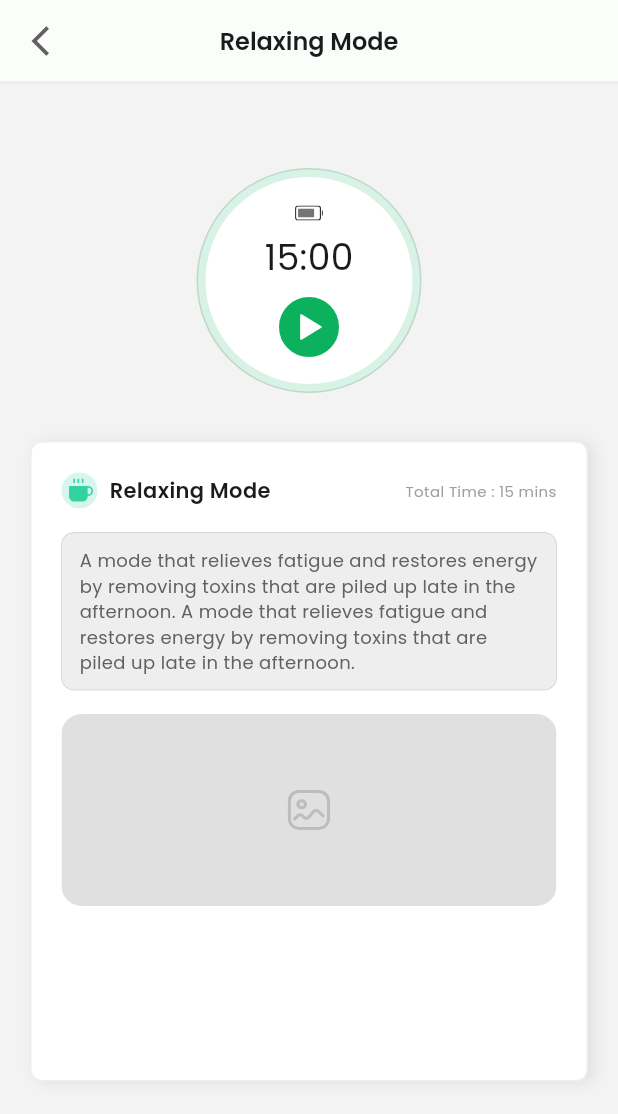
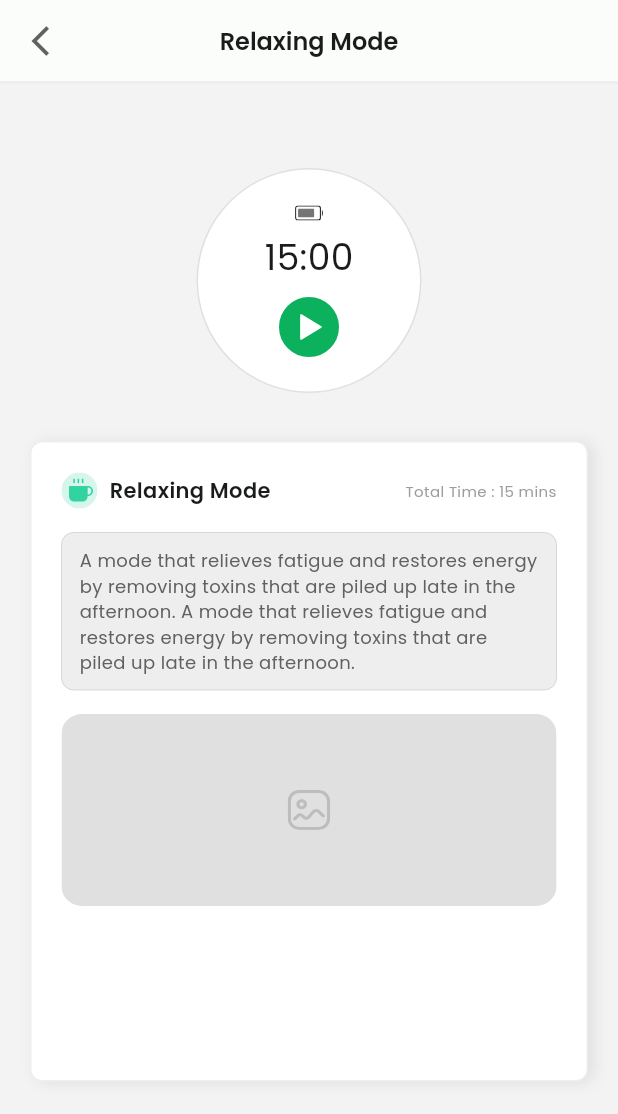
Before and after one commit to kwakdeung/lymphowear_remote_app, a Flutter app: the RelaxingMode screen opened directly, on a phone screen of 412 x 824 dp. Shown: the top 1114 px of the screen. Run offline on Flutter 3.47's test engine with Material 2 defaults, Android fonts, the phone set to English and light mode, and no system bars; our stand-ins replace flutter_svg.

Commit message:
CircularProgressIndicator 디자인 적용

```diff
--- a/lib/components/home/circularindicator.dart
+++ b/lib/components/home/circularindicator.dart
@@ -17,6 +17,7 @@ class _CircularIndicatorState extends State<CircularIndicator>
   double _value = 900;
   bool isPlaying = false;
   bool _working = false;
+  bool circularvisible = false;
 
   String get countText {
     Duration count = controller.duration! * controller.value;
@@ -101,12 +102,16 @@ class _CircularIndicatorState extends State<CircularIndicator>
               fit: StackFit.expand,
               children: [
                 Positioned(
-                  child: CircularProgressIndicator(
-                    value: controller.value,
-                    backgroundColor: const Color(0xff0BB15D).withOpacity(0.16),
-                    strokeWidth: 6,
-                    valueColor:
-                        const AlwaysStoppedAnimation<Color>(Color(0xff0BB15D)),
+                  child: Visibility(
+                    visible: circularvisible,
+                    child: CircularProgressIndicator(
+                      value: controller.value,
+                      backgroundColor:
+                          const Color(0xff0BB15D).withOpacity(0.16),
+                      strokeWidth: 6,
+                      valueColor: const AlwaysStoppedAnimation<Color>(
+                          Color(0xff0BB15D)),
+                    ),
                   ),
                 ),
                 Positioned(
@@ -180,6 +185,7 @@ class _CircularIndicatorState extends State<CircularIndicator>
                                             ? 1.0
                                             : controller.value);
                                     setState(() {
+                                      circularvisible = true;
                                       isPlaying = true;
                                     });
                                   }
```
